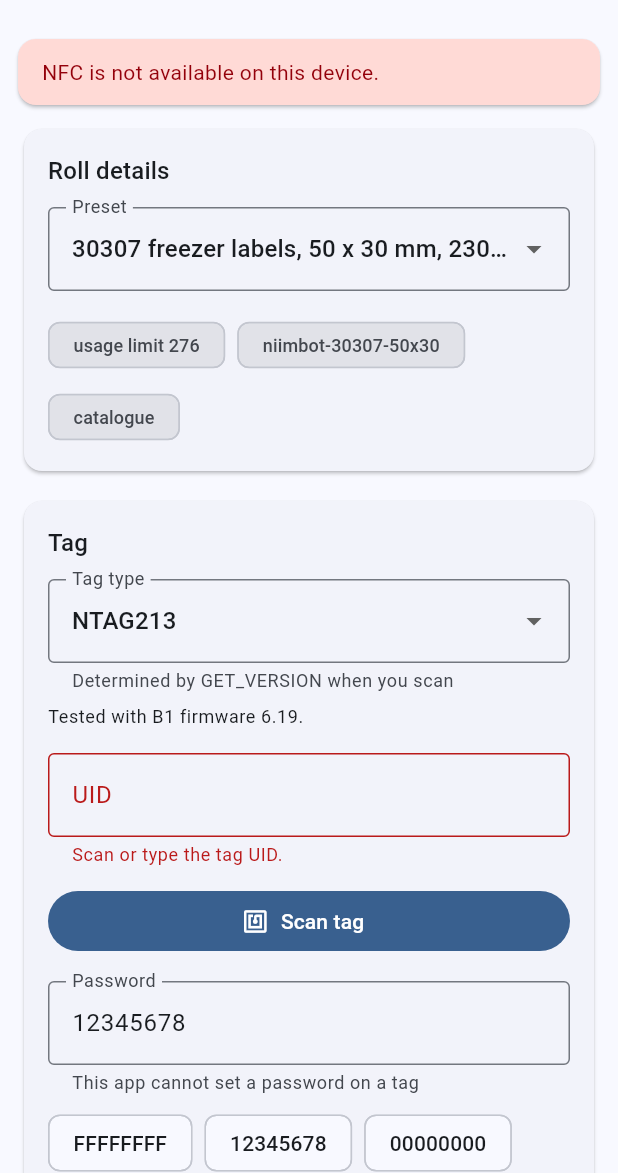
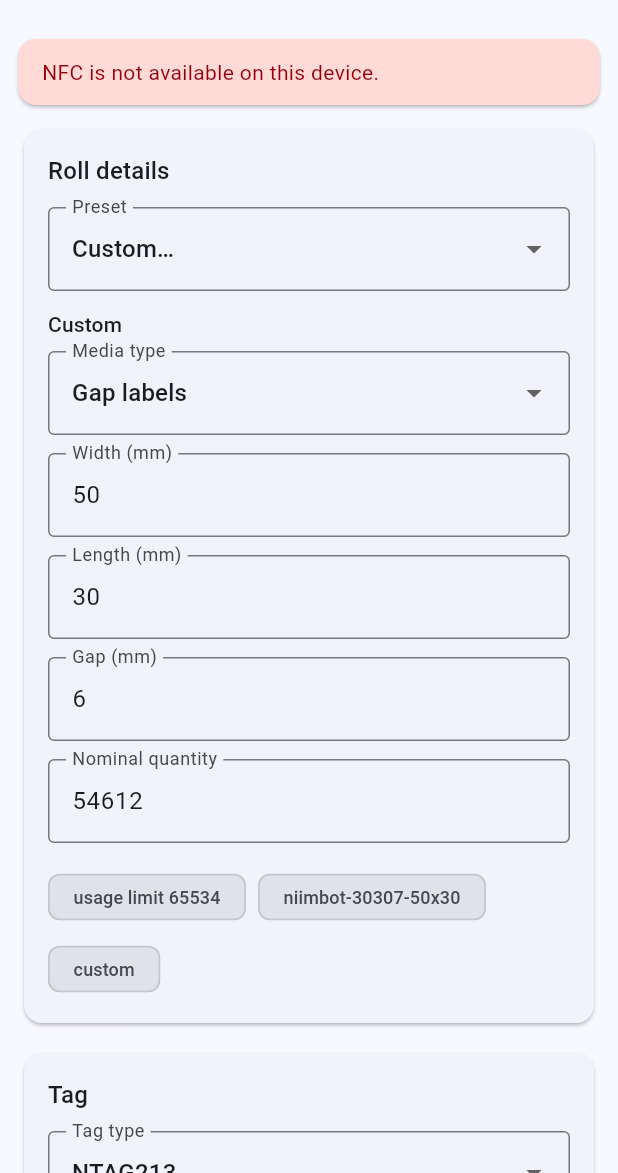
Before and after one commit to SodaWithoutSparkles/niimbot-rfid-gen, a Flutter app: the screen it shows after launch, on a phone screen of 412 x 824 dp, the part 63-1236 px from its top. Run offline on Flutter 3.47's test engine with Material 3 defaults, Android fonts, the phone set to English and light mode, and no system bars; missing offline and left inert: flutter_nfc_kit.

Commit message:
fix(reading): clarify handling of genuine NIIMBOT rolls and update UI messages

```diff
--- a/niimbot_nfc_gen/lib/ui/decoder/decoder_page.dart
+++ b/niimbot_nfc_gen/lib/ui/decoder/decoder_page.dart
@@ -64,7 +64,9 @@ class _DecoderPageState extends State<DecoderPage> {
             ),
           if (_result is RollNotRecognised)
             _Card(
-              title: 'Not a NIIMBOT roll tag',
+              // Not "not a roll tag": a genuine NIIMBOT roll reads exactly the
+              // same way, and the reason below says so.
+              title: 'No NIIMBOT roll data read from this tag',
               child: Text((_result! as RollNotRecognised).reason),
             ),
           if (_result is RollFound) _RollCard(info: (_result! as RollFound).info),
--- a/niimbot_nfc_gen/lib/ui/write/write_controller.dart
+++ b/niimbot_nfc_gen/lib/ui/write/write_controller.dart
@@ -44,13 +44,19 @@ class WriteController extends ChangeNotifier {
 
   late final List<RollPreset> presets = buildPresets();
 
+  /// Custom is entry 0, and it is the default: most people writing a tag want
+  /// their own roll, not the built-in 30307 profile.
   int presetIndex = 0;
 
   int mediaType = 1;
   int widthMm = 50;
   int heightMm = 30;
   int gapMm = 6;
-  int nominalQuantity = 230;
+
+  /// The largest quantity the tag can carry (a 1.2× usage limit has to fit in
+  /// 16 bits), so the default claims a whole roll rather than the 230 labels
+  /// of the 30307 profile.
+  int nominalQuantity = maxNominalQuantity;
 
   TagType tagType = TagType.ntag213;
   String uid = '';
@@ -81,8 +87,6 @@ class WriteController extends ChangeNotifier {
   final Map<String, String> fieldErrors = {};
 
   WriteController() {
-    // The roll profile is the default selection.
-    presetIndex = presets.indexWhere((p) => !p.isCustom && p.entry == null);
     revalidate();
   }
 
```
Also changed, not shown: niimbot_nfc_gen/lib/core/nfc/roll_reader.dart (+9 -1 lines), 3 other files.
